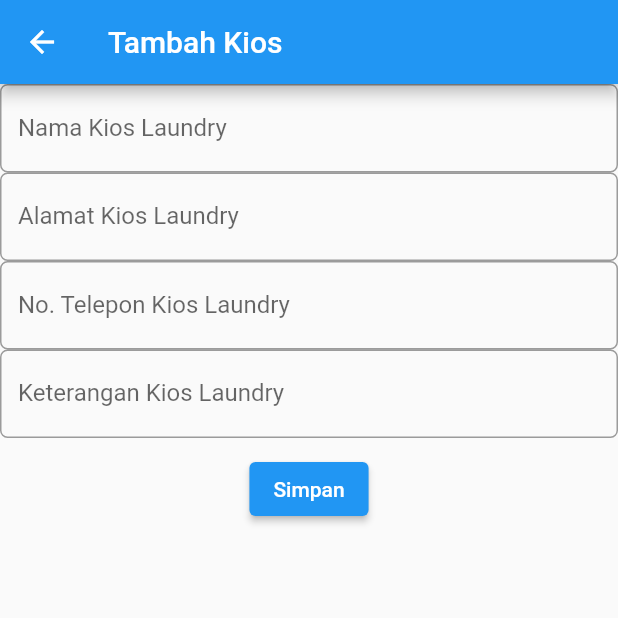
After one commit to indratdev/laundry_app, a Flutter app: the MasterKios screen opened directly, after a tap on an icon or button, on a phone screen of 412 x 824 dp, the top half of it. The commit adds this screen. Run offline on Flutter 3.47's test engine with Material 2 defaults, Android fonts, the phone set to English and light mode, and no system bars; our stand-ins replace cloud_firestore, firebase_auth, firebase_core; accounts and stored records are empty.

Commit message:
add new screen

```diff
--- a/lib/config/routes/routes.dart
+++ b/lib/config/routes/routes.dart
@@ -1,6 +1,7 @@
 import 'package:flutter/material.dart';
 import 'package:laundry_app/modules/screens/forgotpwd/forgotpwd_screen.dart';
 import 'package:laundry_app/modules/screens/login/login_screen.dart';
+import 'package:laundry_app/modules/screens/master/managemkios.dart';
 import 'package:laundry_app/modules/screens/register/register_screen.dart';
 import 'package:laundry_app/modules/screens/laundryapp.dart';
 
@@ -10,5 +11,6 @@ class Routes {
     '/register': (_) => RegisterScreen(),
     '/forgotpwd': (_) => ForgotpwdScreen(),
     '/home': (_) => LaundryApp(),
+    '/masterkios/add': (_) => ManageMasterKios(),
   };
 }
--- a/lib/modules/models/menus_model.dart
+++ b/lib/modules/models/menus_model.dart
@@ -1,6 +1,5 @@
 import 'package:flutter/cupertino.dart';
 import 'package:flutter/material.dart';
-import 'package:laundry_app/config/routes/routes.dart';
 
 class MenusModel {
   String name, title;
@@ -14,11 +13,13 @@ class MenusModel {
     required this.iconn,
   });
 
-  MenusModel getMainMenu() {
-    return MenusModel(
-        name: 'Transaksi',
-        title: 'Transaksi',
-        route: '/transaksi',
-        iconn: Icon(Icons.menu));
-  }
+  // MenusModel.fromJson(Map json) {
+  //   name:
+  //   json["name"];
+  //   title:
+  //   json["title"];
+  //   route:
+  //   json["route"];
+  //   icon
+  // }
 }
--- /dev/null
+++ b/lib/modules/screens/master/managemkios.dart
@@ -0,0 +1,99 @@
+import 'package:flutter/material.dart';
+
+class ManageMasterKios extends StatelessWidget {
+  ManageMasterKios({Key? key}) : super(key: key);
+
+  final _keyForm = GlobalKey<FormState>();
+
+  final _kiosNameController = TextEditingController();
+  final _addressKiosController = TextEditingController();
+  final _phoneNumberController = TextEditingController();
+  final _descriptionKiosController = TextEditingController();
+
+  @override
+  Widget build(BuildContext context) {
+    return Scaffold(
+      appBar: AppBar(
+        title: const Text("Tambah Kios"),
+      ),
+      body: Form(
+        key: _keyForm,
+        child: SingleChildScrollView(
+          scrollDirection: Axis.vertical,
+          child: Column(
+            children: <Widget>[
+              // kios name
+              TextFormField(
+                controller: _kiosNameController,
+                decoration: InputDecoration(
+                  hintText: "Nama Kios",
+                  labelText: "Nama Kios Laundry",
+                  border: OutlineInputBorder(
+                      borderRadius: BorderRadius.circular(5.0)),
+                ),
+                validator: (String? value) {
+                  if (value == null || value.isEmpty) {
+                    return "Nama Kios Tidak Boleh Kosong";
+                  }
+                  return null;
+                },
+              ),
+              // kios address
+              TextFormField(
+                controller: _addressKiosController,
+                decoration: InputDecoration(
+                  hintText: "Alamat Kios",
+                  labelText: "Alamat Kios Laundry",
+                  border: OutlineInputBorder(
+                      borderRadius: BorderRadius.circular(5.0)),
+                ),
+                validator: (String? value) {
+                  if (value == null || value.isEmpty) {
+                    return "Alamat Kios Tidak Boleh Kosong";
+                  }
+                  return null;
+                },
+              ),
+              // kios phone
+              TextFormField(
+                controller: _phoneNumberController,
+                keyboardType: TextInputType.phone,
+                decoration: InputDecoration(
+                  hintText: "0813123xxx",
+                  labelText: "No. Telepon Kios Laundry",
+                  border: OutlineInputBorder(
+                      borderRadius: BorderRadius.circular(5.0)),
+                ),
+                validator: (String? value) {
+                  if (value == null || value.isEmpty) {
+                    return "No. Telepon Kios Tidak Boleh Kosong";
+                  }
+                  return null;
+                },
+              ),
+              // kios description
+              TextFormField(
+                controller: _descriptionKiosController,
+                decoration: InputDecoration(
+                  hintText: "Keterangan Kios",
+                  labelText: "Keterangan Kios Laundry",
+                  border: OutlineInputBorder(
+                      borderRadius: BorderRadius.circular(5.0)),
+                ),
+              ),
+              const SizedBox(height: 10),
+              ElevatedButton(
+                onPressed: () {
+                  if (_keyForm.currentState!.validate()) {
+                    print('validate success');
+                  }
+                },
+                child: const Text("Simpan"),
+              ),
+            ],
+          ),
+        ),
+      ),
+    );
+  }
+}
--- /dev/null
+++ b/lib/modules/screens/master/masterkios.dart
@@ -0,0 +1,37 @@
+import 'package:cloud_firestore/cloud_firestore.dart';
+import 'package:flutter/material.dart';
+
+class MasterKios extends StatelessWidget {
+  const MasterKios({Key? key}) : super(key: key);
+
+  @override
+  Widget build(BuildContext context) {
+    return Scaffold(
+      appBar: AppBar(
+        title: const Text("Master Kios"),
+      ),
+      floatingActionButton: FloatingActionButton(
+        onPressed: () {
+          Navigator.pushNamed(context, '/masterkios/add');
+        },
+        child: const Text("+"),
+      ),
+      body: StreamBuilder(
+        stream: FirebaseFirestore.instance.collection('masterkios').snapshots(),
+        builder: (context, AsyncSnapshot<QuerySnapshot> snapshots) {
+          if (snapshots.hasData) {
+            final datas = snapshots.data!.docs;
+            return ListView.builder(
+              itemCount: datas.length,
+              itemBuilder: (context, index) {
+                return Text('data');
+              },
+            );
+          } else {
+            return Text('No Data');
+          }
+        },
+      ),
+    );
+  }
+}
```
Also changed, not shown: pubspec.yaml (+2 -12 lines), pubspec.lock, 1 other file.
